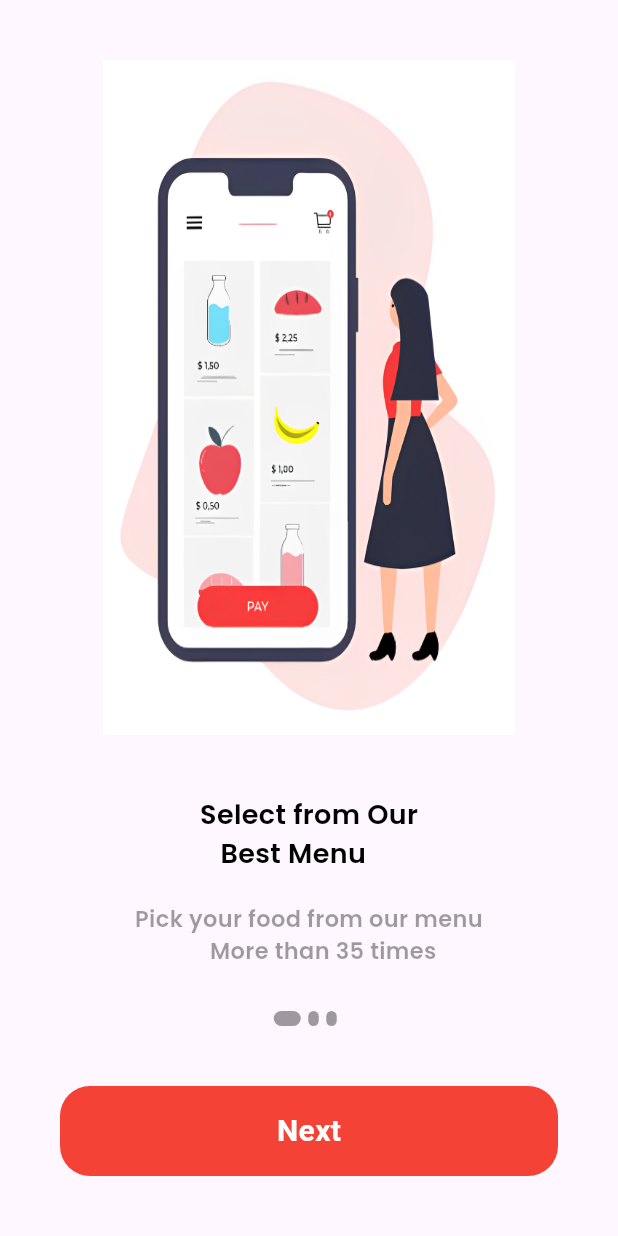
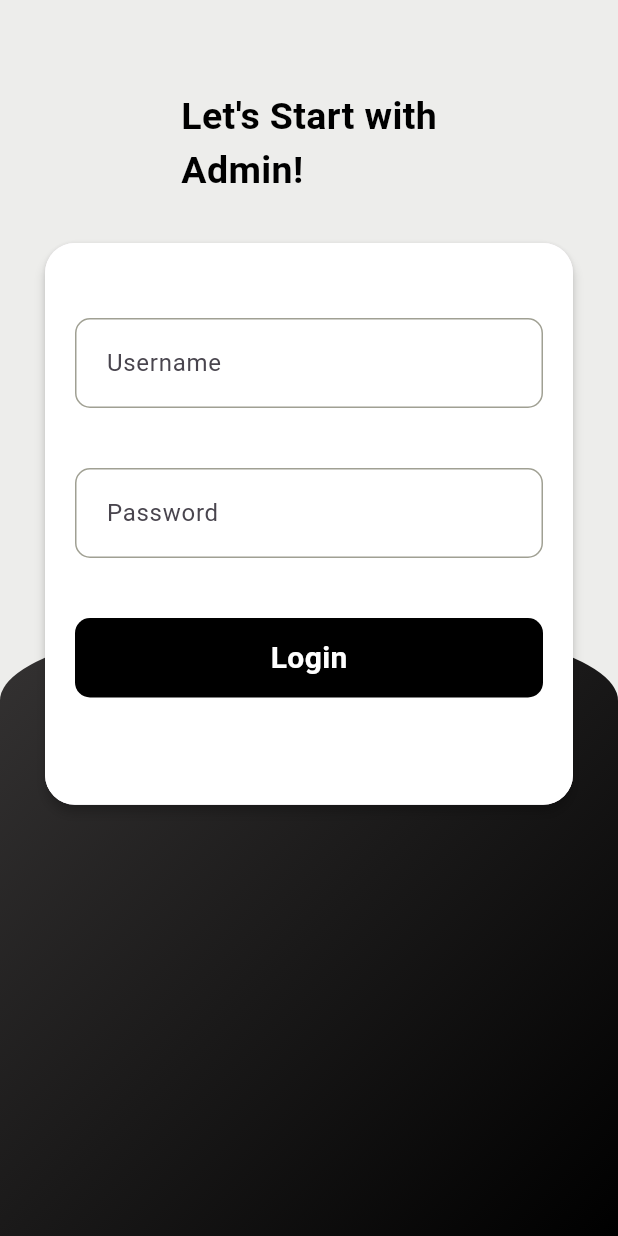
Before and after one commit to CassBo/bakery_app_cassiel_mariana, a Flutter app: the screen it shows after launch, on a phone screen of 412 x 824 dp. Run offline on Flutter 3.47's test engine with Material 3 defaults, Android fonts, the phone set to English and light mode, and no system bars; our stand-ins replace curved_navigation_bar, firebase_auth, firebase_core; missing offline and left inert: flutter_stripe; accounts and stored records are empty.

Commit message:
3:59:10 skip admin firebase

```diff
--- /dev/null
+++ b/lib/admin/admin_login.dart
@@ -0,0 +1,134 @@
+import 'package:flutter/material.dart';
+
+class AdminLogin extends StatefulWidget {
+  const AdminLogin({super.key});
+
+  @override
+  State<AdminLogin> createState() => _AdminLoginState();
+}
+
+class _AdminLoginState extends State<AdminLogin> {
+  final GlobalKey<FormState> _formkey = GlobalKey<FormState>();
+  TextEditingController usernameController = TextEditingController();
+  TextEditingController userpasswordController = TextEditingController();
+
+  @override
+  Widget build(BuildContext context) {
+    return Scaffold(
+      backgroundColor: Color(0xFFededeb),
+      body: Stack(
+        children: [
+          Container(
+            margin: EdgeInsets.only(top: MediaQuery.of(context).size.height / 2),
+            padding: EdgeInsets.only(top: 45.0, left: 20.0, right: 20.0),
+            height: MediaQuery.of(context).size.height,
+            width: MediaQuery.of(context).size.width,
+            decoration: BoxDecoration(
+              gradient: LinearGradient(
+                colors: [Color(0xFF353333), Colors.black],
+                begin: Alignment.topLeft,
+                end: Alignment.bottomRight,
+              ),
+              borderRadius: BorderRadius.vertical(
+                top: Radius.elliptical(MediaQuery.of(context).size.width, 110.0),
+              ),
+            ),
+          ),
+          Container(
+            margin: EdgeInsets.only(left: 30.0, right: 30.0, top: 60.0),
+            child: Form(
+              key: _formkey,
+              child: Column(
+                children: [
+                  Text(
+                    "Let's Start with\nAdmin!",
+                    style: TextStyle(
+                      color: Colors.black,
+                      fontSize: 25.0,
+                      fontWeight: FontWeight.bold,
+                    ),
+                  ),
+                  SizedBox(height: 30.0),
+                  Material(
+                    elevation: 3.0,
+                    borderRadius: BorderRadius.circular(20),
+                    child: Container(
+                      height: MediaQuery.of(context).size.height / 2.2,
+                      decoration: BoxDecoration(
+                        color: Colors.white,
+                        borderRadius: BorderRadius.circular(20),
+                      ),
+                      child: Column(
+                        children: [
+                          SizedBox(height: 50.0),
+                          Container(
+                            padding: EdgeInsets.only(left: 20.0, top: 5.0, bottom: 5.0),
+                            margin: EdgeInsets.symmetric(horizontal: 20.0),
+                            decoration: BoxDecoration(
+                              border: Border.all(color: Color(0xFFA0A093)),
+                              borderRadius: BorderRadius.circular(10),
+                            ),
+                            child: Center(
+                              child: TextFormField(
+                                controller: usernameController,
+                                validator: (value) {
+                                  if (value == null || value.isEmpty) {
+                                    return "Please Enter UserName";
+                                  }
+                                  return null;
+                                },
+                                decoration: InputDecoration(
+                                  hintText: "Username",
+                                  border: InputBorder.none,
+                                ),
+                              ),
+                            ),
+                          ),
+                          SizedBox(height: 40.0,),
+                            Container(
+                            padding: EdgeInsets.only(left: 20.0, top: 5.0, bottom: 5.0),
+                            margin: EdgeInsets.symmetric(horizontal: 20.0),
+                            decoration: BoxDecoration(
+                              border: Border.all(color: Color(0xFFA0A093)),
+                              borderRadius: BorderRadius.circular(10),
+                            ),
+                            child: Center(
+                              child: TextFormField(
+                                controller: userpasswordController,
+                                validator: (value) {
+                                  if (value == null || value.isEmpty) {
+                                    return "Please Enter Password";
+                                  }
+                                  return null;
+                                },
+                                decoration: InputDecoration(
+                                  hintText: "Password",
+                                  border: InputBorder.none,
+                                ),
+                              ),
+                            ),
+                          ),
+                          SizedBox(height: 40.0,),
+                          Container(
+                            padding: EdgeInsets.symmetric(vertical: 12.0),
+                            margin: EdgeInsets.symmetric(horizontal: 20.0),
+                            width: MediaQuery.of(context).size.width,
+                            decoration: BoxDecoration(
+                              color: Colors.black, borderRadius: BorderRadius.circular(10)
+                            ),child: Center(child: Text("Login",style: TextStyle(
+                              color: Colors.white,fontSize: 20.0, fontWeight: FontWeight.bold
+                            ),),),
+                          )
+                        ],
+                      ),
+                    ),
+                  ),
+                ],
+              ),
+            ),
+          ),
+        ],
+      ),
+    );
+  }
+}
--- a/lib/main.dart
+++ b/lib/main.dart
@@ -1,3 +1,4 @@
+import 'package:bakery_app_cassiel_mariana/admin/admin_login.dart';
 import 'package:bakery_app_cassiel_mariana/firebase_options.dart';
 import 'package:bakery_app_cassiel_mariana/pages/bottomnav.dart';
 import 'package:bakery_app_cassiel_mariana/pages/home.dart';
@@ -48,7 +49,7 @@
         // tested with just a hot reload.
         colorScheme: ColorScheme.fromSeed(seedColor: Colors.deepPurple),
       ),
-      home: Onboard()
+      home: AdminLogin()
     );
   }
 }
```
